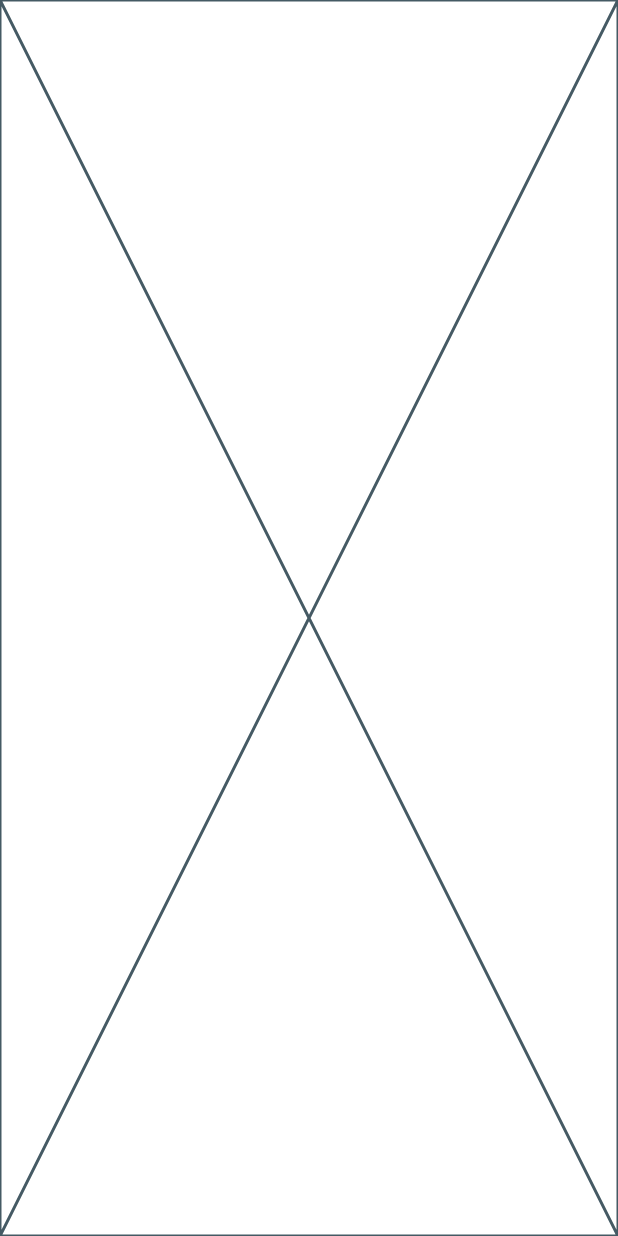
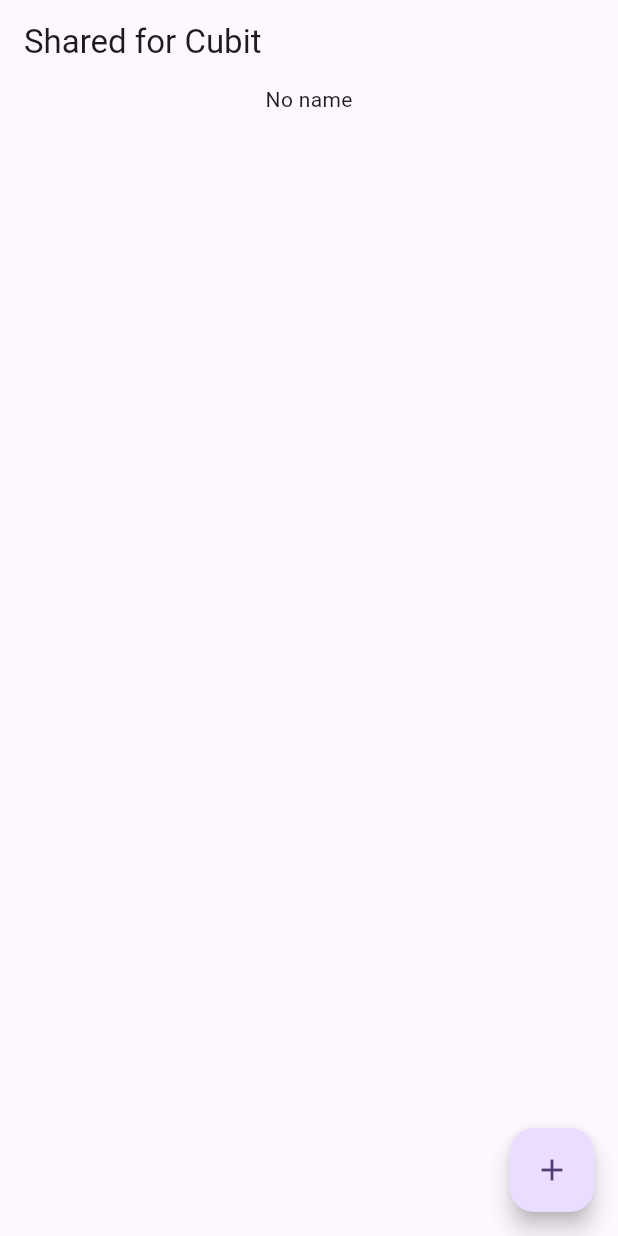
Before and after one commit to majharul-islam181/WidgetOfTheWeek, a Flutter app: the screen it shows after launch, on a phone screen of 412 x 824 dp. Run offline on Flutter 3.47's test engine with Material 3 defaults, Android fonts, the phone set to English and light mode, and no system bars; our stand-ins replace bloc, equatable, flutter_bloc, shared_preferences.

Commit message:
shared_preferences

```diff
--- a/lib/main.dart
+++ b/lib/main.dart
@@ -1,6 +1,7 @@
 import 'package:flutter/material.dart';
-
-import 'views/shared_preference.dart';
+import 'package:widget_of_the_week/views/shared_preference/cubit/preferences_cubit.dart';
+import 'package:widget_of_the_week/views/shared_preference/ui_for_cubit.dart';
+import 'package:flutter_bloc/flutter_bloc.dart';
 
 void main() {
   runApp(const MyApp());
@@ -12,12 +13,17 @@ class MyApp extends StatelessWidget {
   @override
   Widget build(BuildContext context) {
     return MaterialApp(
+      debugShowCheckedModeBanner: false,
       title: 'Flutter Demo',
       theme: ThemeData(
         colorScheme: ColorScheme.fromSeed(seedColor: Colors.deepPurple),
         useMaterial3: true,
       ),
-      home:  const SharedPreference(),
+      home: BlocProvider(
+        create: (context) => PreferencesCubit()..isLogin(),
+        child: const UiForCubit(),
+      ),
+      // home:  const SharedPreference(),
     );
   }
 }
--- a/lib/views/shared_preference.dart
+++ /dev/null
@@ -1,15 +0,0 @@
-import 'package:flutter/material.dart';
-
-class SharedPreference extends StatefulWidget {
-  const SharedPreference({super.key});
-
-  @override
-  State<SharedPreference> createState() => _SharedPreferenceState();
-}
-
-class _SharedPreferenceState extends State<SharedPreference> {
-  @override
-  Widget build(BuildContext context) {
-    return const Placeholder();
-  }
-}
--- /dev/null
+++ b/lib/views/shared_preference/cubit/preferences_cubit.dart
@@ -0,0 +1,20 @@
+import 'package:equatable/equatable.dart';
+import 'package:bloc/bloc.dart';
+import 'package:shared_preferences/shared_preferences.dart';
+part 'preferences_state.dart';
+
+class PreferencesCubit extends Cubit<PreferencesState> {
+  PreferencesCubit() : super(PreferencesInitial());
+
+  Future<void> isLogin() async {
+    SharedPreferences sharedPreferences = await SharedPreferences.getInstance();
+    final String name = sharedPreferences.getString('Name') ?? '';
+    emit(PreferencesLoaded(name: name));
+  }
+
+  Future<void> updateName(String newName) async {
+   SharedPreferences sp = await SharedPreferences.getInstance();
+    sp.setString('Name', newName);
+    emit(PreferencesLoaded(name: newName));
+  }
+}
--- /dev/null
+++ b/lib/views/shared_preference/cubit/preferences_state.dart
@@ -0,0 +1,20 @@
+// ignore_for_file: public_member_api_docs, sort_constructors_first, must_be_immutable
+part of "preferences_cubit.dart";
+
+abstract class PreferencesState extends Equatable {
+  const PreferencesState();
+
+  @override
+  List<Object?> get props => [];
+}
+
+class PreferencesInitial extends PreferencesState {}
+
+class PreferencesLoaded extends PreferencesState {
+  final String name;
+
+  const PreferencesLoaded({required this.name});
+
+  @override
+  List<Object> get props => [name];
+}
--- /dev/null
+++ b/lib/views/shared_preference/ui_for_cubit.dart
@@ -0,0 +1,44 @@
+import 'package:flutter/material.dart';
+import 'package:flutter_bloc/flutter_bloc.dart';
+import 'package:widget_of_the_week/views/shared_preference/cubit/preferences_cubit.dart';
+
+class UiForCubit extends StatefulWidget {
+  const UiForCubit({super.key});
+
+  @override
+  State<UiForCubit> createState() => _UiForCubitState();
+}
+
+class _UiForCubitState extends State<UiForCubit> {
+  @override
+  Widget build(BuildContext context) {
+    return Scaffold(
+      appBar: AppBar(
+        title: const Text('Shared for Cubit'),
+      ),
+      body: BlocBuilder<PreferencesCubit, PreferencesState>(
+        builder: (context, state) {
+          if (state is PreferencesInitial) {
+            return const CircularProgressIndicator();
+          } else if (state is PreferencesLoaded) {
+            return Center(
+              child: Column(
+                children: [
+                  Text(state.name.isNotEmpty ? state.name : 'No name'),
+                ],
+              ),
+            );
+          } else {
+            return const Text('Something went wrong');
+          }
+        },
+      ),
+      floatingActionButton: FloatingActionButton(
+        onPressed: () {
+          context.read<PreferencesCubit>().updateName('My Name');
+        },
+        child: const Icon(Icons.add),
+      ),
+    );
+  }
+}
--- a/pubspec.yaml
+++ b/pubspec.yaml
@@ -36,6 +36,8 @@ dependencies:
   # Use with the CupertinoIcons class for iOS style icons.
   cupertino_icons: ^1.0.6
   shared_preferences: ^2.2.3
+  flutter_bloc: ^8.1.6
+  equatable: ^2.0.5
 
 dev_dependencies:
   flutter_test:
```
Also changed, not shown: lib/views/shared_preference/shared_preference.dart (added, +63 -0 lines), pubspec.lock, 3 other files.
